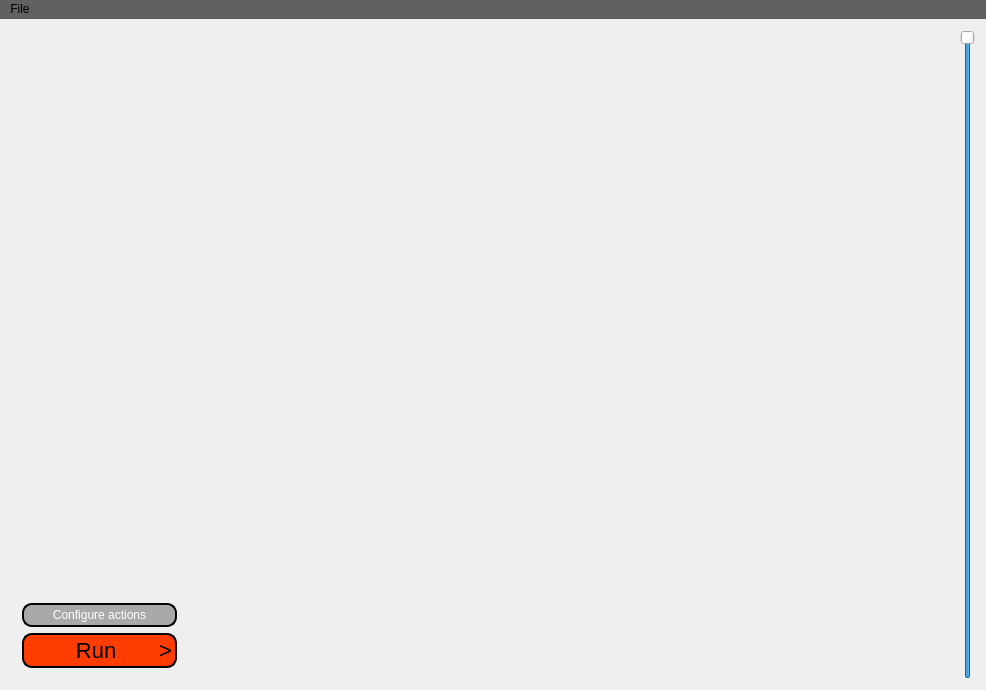
This is mainwindow.ui in dboun/MultiPatientImageProcessing as Qt 5 draws it before an edit. The edited form follows.
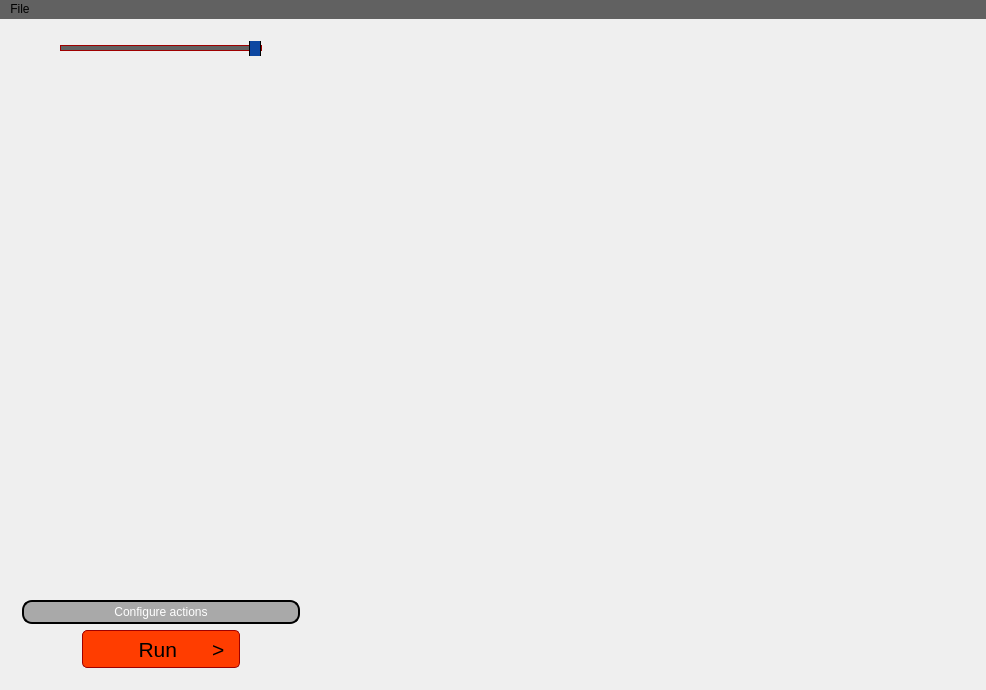
This is the edited form.

```diff
--- a/mainwindow.ui
+++ b/mainwindow.ui
@@ -30,6 +30,27 @@
        </size>
       </property>
       <layout class="QVBoxLayout" name="verticalLayout">
+       <item>
+        <widget class="QSlider" name="opacitySlider">
+         <property name="cursor">
+          <cursorShape>ArrowCursor</cursorShape>
+         </property>
+         <property name="styleSheet">
+          <string notr="true">QSlider::groove:horizontal{border: 1px solid #9f0000
+;height: 4px;border-radius: 4px;width:200px; background-color:rgb(97,97,97)}
+QSlider::handle:horizontal{border: 1px solid #000000; width: 10px; margin: -12px 0px; background-color:#0d47a1}</string>
+         </property>
+         <property name="value">
+          <number>99</number>
+         </property>
+         <property name="orientation">
+          <enum>Qt::Horizontal</enum>
+         </property>
+         <property name="invertedAppearance">
+          <bool>false</bool>
+         </property>
+        </widget>
+       </item>
        <item>
         <widget class="QWidget" name="dataViewContainer" native="true"/>
        </item>
@@ -52,13 +73,13 @@
        <item alignment="Qt::AlignHCenter">
         <widget class="QPushButton" name="pushButtonRun">
          <property name="styleSheet">
-          <string notr="true">QPushButton { font:22px;color:black; background-color:rgb(255,61,0); border-style: solid; border-color: black; border-width: 2px; border-radius: 10px; padding: 3px;}
-QPushButton:checked{ background-color: red; border-style: outset; border-style: solid; border-color: black; border-width: 2px; border-radius: 10px;}
-QPushButton:hover{ background-color: rgb(255,117,57);border-style: outset; border-style: solid; border-color: black; border-width: 2px; border-radius: 10px;}
-QPushButton:pressed{ background-color: rgb(195,0,0);border-style: outset; border-style: solid; border-color: black; border-width: 2px; border-radius: 10px;}                 </string>
+          <string notr="true">QPushButton { font:21px; height:30px;width:150px;color:black; background-color:rgb(255,61,0); border-style: solid; border-color: #9f0000; border-width: 1px; border-radius: 5px; padding: 3px;}
+QPushButton:checked{ background-color: red; border-style: outset; border-style: solid; border-color: black; border-width: 1px; border-radius: 5px;}
+QPushButton:hover{ background-color: rgb(255,117,57);border-style: outset; border-style: solid; border-color: black; border-width: 1px; border-radius: 5px;}
+QPushButton:pressed{ background-color: rgb(195,0,0);border-style: outset; border-style: solid; border-color: black; border-width: 1px; border-radius: 5px;}                 </string>
          </property>
          <property name="text">
-          <string>        Run       &gt;</string>
+          <string>       Run      &gt;</string>
          </property>
          <property name="checkable">
           <bool>false</bool>
@@ -87,22 +108,6 @@
       </widget>
      </widget>
     </item>
-    <item>
-     <widget class="QSlider" name="opacitySlider">
-      <property name="cursor">
-       <cursorShape>ArrowCursor</cursorShape>
-      </property>
-      <property name="value">
-       <number>99</number>
-      </property>
-      <property name="orientation">
-       <enum>Qt::Vertical</enum>
-      </property>
-      <property name="invertedAppearance">
-       <bool>false</bool>
-      </property>
-     </widget>
-    </item>
    </layout>
   </widget>
   <widget class="QMenuBar" name="menuBar">
```
